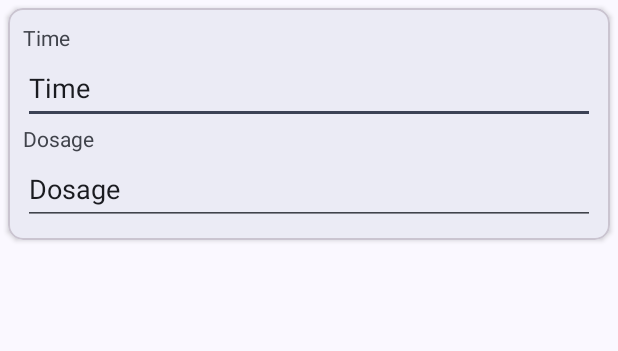
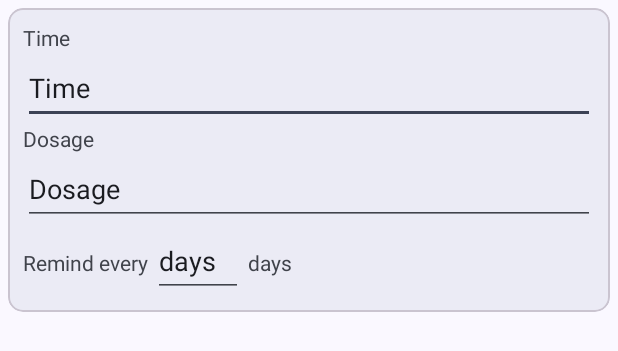
Before and after one commit to sh0786/medTimer, an Android app: the layout fragment_reminder.xml on its own in the app's theme, with its tools: preview values and no code run, on a phone screen of 412 x 824 dp. Shown: the top 351 px of the screen. Run offline under Robolectric (Android 15) with nearby library versions, the phone set to English and light mode, and no system bars.

Commit message:
Reminder every n days (#29)
* Added edit field for days between reminders

* Implement days between reminders

* Fixed reminder summary text

* Fixed days editor width

* Bumped version to v1.3.0
Some cleanup

* Code simplification

```diff
--- a/app/src/main/java/com/futsch1/medtimer/database/Reminder.java
+++ b/app/src/main/java/com/futsch1/medtimer/database/Reminder.java
@@ -5,6 +5,7 @@ import androidx.room.Entity;
 import androidx.room.PrimaryKey;
 
 @Entity
+@SuppressWarnings("java:S1104")
 public class Reminder {
     public final int medicineRelId;
     @PrimaryKey(autoGenerate = true)
@@ -12,12 +13,15 @@ public class Reminder {
     public int timeInMinutes;
     @ColumnInfo(defaultValue = "0")
     public long createdTimestamp;
+    @ColumnInfo(defaultValue = "1")
+    public int daysBetweenReminders;
 
     public String amount;
 
     public Reminder(int medicineRelId) {
         timeInMinutes = 480;
         amount = "?";
+        daysBetweenReminders = 1;
         this.medicineRelId = medicineRelId;
     }
 }
--- a/app/src/main/java/com/futsch1/medtimer/medicine/ReminderViewAdapter.java
+++ b/app/src/main/java/com/futsch1/medtimer/medicine/ReminderViewAdapter.java
@@ -49,7 +49,7 @@ public class ReminderViewAdapter extends ListAdapter<Reminder, ReminderViewHolde
         @Override
         public boolean areContentsTheSame(@NonNull Reminder oldItem, @NonNull Reminder newItem) {
             return oldItem.reminderId == newItem.reminderId && oldItem.amount.equals(newItem.amount)
-                    && oldItem.timeInMinutes == newItem.timeInMinutes;
+                    && oldItem.timeInMinutes == newItem.timeInMinutes && oldItem.daysBetweenReminders == newItem.daysBetweenReminders;
         }
     }
 }
--- a/app/src/main/res/layout/fragment_reminder.xml
+++ b/app/src/main/res/layout/fragment_reminder.xml
@@ -45,6 +45,34 @@
             android:inputType="text"
             android:text="@string/dosage" />
 
+        <LinearLayout
+            android:layout_width="match_parent"
+            android:layout_height="match_parent"
+            android:orientation="horizontal">
+
+            <TextView
+                android:layout_width="wrap_content"
+                android:layout_height="wrap_content"
+                android:text="@string/remind_every" />
+
+            <EditText
+                android:id="@+id/daysBetweenReminders"
+                android:layout_width="60dp"
+                android:layout_height="48dp"
+                android:layout_marginStart="3dp"
+                android:layout_marginEnd="3dp"
+                android:ems="10"
+                android:hint="@string/days"
+                android:importantForAutofill="no"
+                android:inputType="numberSigned"
+                android:text="@string/days" />
+
+            <TextView
+                android:layout_width="wrap_content"
+                android:layout_height="wrap_content"
+                android:text="@string/days" />
+        </LinearLayout>
+
     </LinearLayout>
 
 </com.google.android.material.card.MaterialCardView>
--- a/app/src/main/res/values/strings.xml
+++ b/app/src/main/res/values/strings.xml
@@ -16,9 +16,9 @@
     <string name="confirm">Confirm</string>
     <string name="are_you_sure_delete_medicine">Are you sure to delete the medicine?</string>
     <string name="no_reminders">No reminders set</string>
-    <plurals name="reminders_per_day">
-        <item quantity="one">%1$d reminder per day\n%2$s</item>
-        <item quantity="other">%1$d reminders per day\n%2$s</item>
+    <plurals name="sum_reminders">
+        <item quantity="one">%1$d reminder\n%2$s</item>
+        <item quantity="other">%1$d reminders\n%2$s</item>
     </plurals>
     <string name="channel_name" translatable="false">MedTimer</string>
     <string name="channel_description" translatable="false">Notifications from MedTimer</string>
@@ -60,4 +60,6 @@
     <string name="create_reminder_dosage_hint">Dosage for new reminder</string>
     <string name="notification_tone_title">Notification tone</string>
     <string name="select_format">Select format</string>
+    <string name="remind_every">Remind every</string>
+    <string name="days">days</string>
 </resources>
```
Also changed, not shown: app/build.gradle.kts (+17 -18 lines), app/src/main/java/com/futsch1/medtimer/GenerateTestData.java (+10 -7 lines), app/src/main/java/com/futsch1/medtimer/database/MedicineRoomDatabase.java (+10 -7 lines), app/src/main/java/com/futsch1/medtimer/medicine/MedicineViewHolder.java (+17 -17 lines), app/src/main/java/com/futsch1/medtimer/medicine/MedicinesFragment.java (+14 -4 lines), app/src/main/java/com/futsch1/medtimer/medicine/ReminderViewHolder.java (+18 -5 lines), app/src/main/java/com/futsch1/medtimer/reminders/ReminderScheduler.java (+36 -10 lines), 2 other files.
